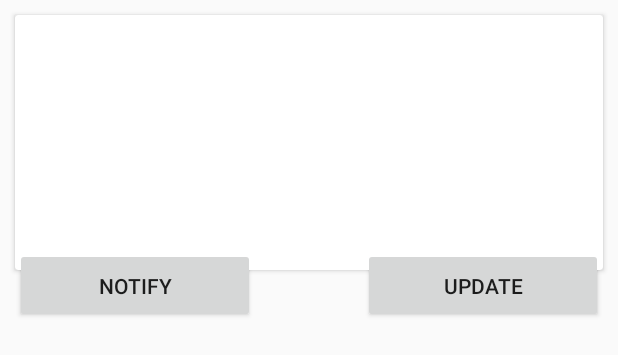
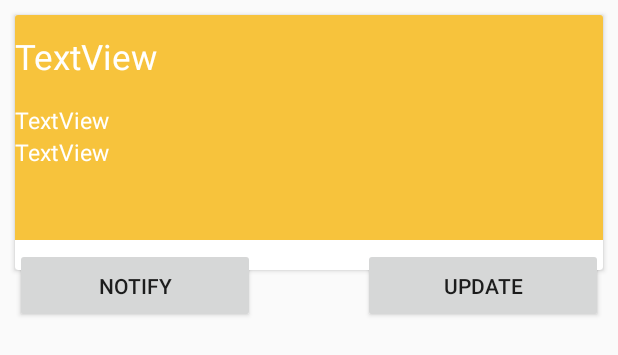
Before and after one commit to LoneWolf36/FirebaseSystem, an Android app: the layout card.xml on its own in the app's theme, with its tools: preview values and no code run, on a phone screen of 412 x 824 dp. Shown: the top 355 px of the screen. Run offline under Robolectric (Android 15) with nearby library versions, the phone set to English and light mode, and no system bars.

Commit message:
Notifications complete2

```diff
--- a/app/src/main/java/sih/firebasesendnotif/Classes/ScheduleData.java
+++ b/app/src/main/java/sih/firebasesendnotif/Classes/ScheduleData.java
@@ -30,7 +30,6 @@ public class ScheduleData {
         this.time = time;
         this.duration = duration;
         this.temp=temp;
-
     }
 
     public String getDate() {
--- a/app/src/main/java/sih/firebasesendnotif/RecyclerAdapter.java
+++ b/app/src/main/java/sih/firebasesendnotif/RecyclerAdapter.java
@@ -29,9 +29,8 @@ public class RecyclerAdapter extends RecyclerView.Adapter<RecyclerAdapter.MyHode
 
         View view = LayoutInflater.from(context).inflate(R.layout.card,parent,false);
         MyHoder myHoder = new MyHoder(view);
+        return myHoder;
 
-
-        return myHoder;
     }
 
     @Override
--- a/app/src/main/res/layout/card.xml
+++ b/app/src/main/res/layout/card.xml
@@ -29,6 +29,7 @@
                 android:layout_alignParentEnd="true"
                 android:layout_alignParentStart="true"
                 android:layout_alignParentTop="true"
+                android:src="@color/orange"
                 android:alpha="0.9"
                 android:scaleType="centerCrop"/>
 
--- a/app/src/main/res/values-v21/styles.xml
+++ b/app/src/main/res/values-v21/styles.xml
@@ -8,6 +8,7 @@
         <item name="android:windowSharedElementEnterTransition">@android:transition/move</item>
         <item name="android:windowSharedElementExitTransition">@android:transition/move</item>
         <item name="colorPrimary">@color/primary</item>
+        <item name="colorAccent">#E91E63</item>
     </style>
 
     <style name="AppTheme.Dark" parent="Theme.AppCompat.NoActionBar">
--- a/app/src/main/res/values/colors.xml
+++ b/app/src/main/res/values/colors.xml
@@ -13,8 +13,8 @@
     <color name="base">#AAAAAA</color>
     <color name="iron">#CCCCCC</color>
     <color name="white">#FFFFFF</color>
-
     <color name="grey">#616161</color>
     <color name="orange">#F6BD26</color>
     <color name="violet">#7885CB</color>
+    <color name="Lightblue">#00e5ff</color>
 </resources>
--- a/app/src/main/res/values/styles.xml
+++ b/app/src/main/res/values/styles.xml
@@ -5,7 +5,7 @@
         <!-- Customize your theme here. -->
         <item name="colorPrimary">@color/primary</item>
         <item name="colorPrimaryDark">@color/primary_dark</item>
-        <item name="colorAccent">@color/primary_dark</item>
+        <item name="colorAccent">#E91E63</item>
     </style>
 
     <style name="AppTheme.NoActionBar">
```
Also changed, not shown: app/src/main/java/sih/firebasesendnotif/Fragments/SubscribeFragment.java (+6 -3 lines).
